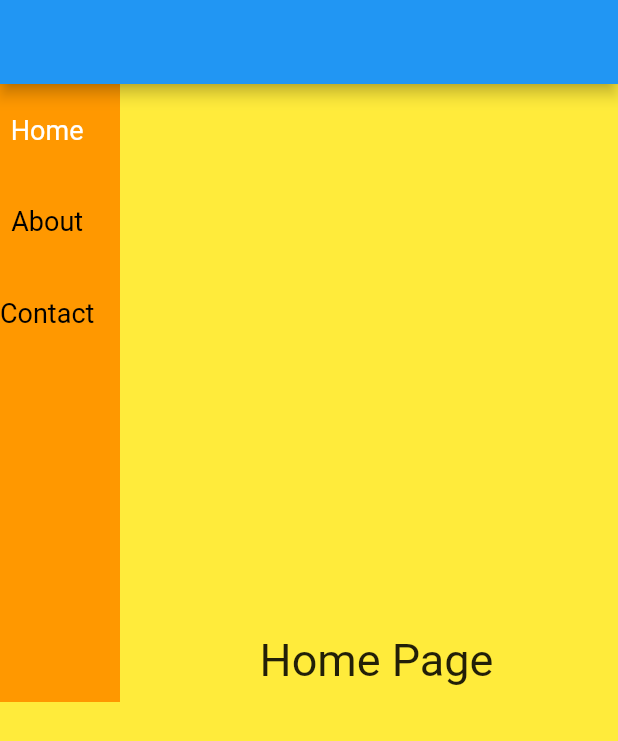
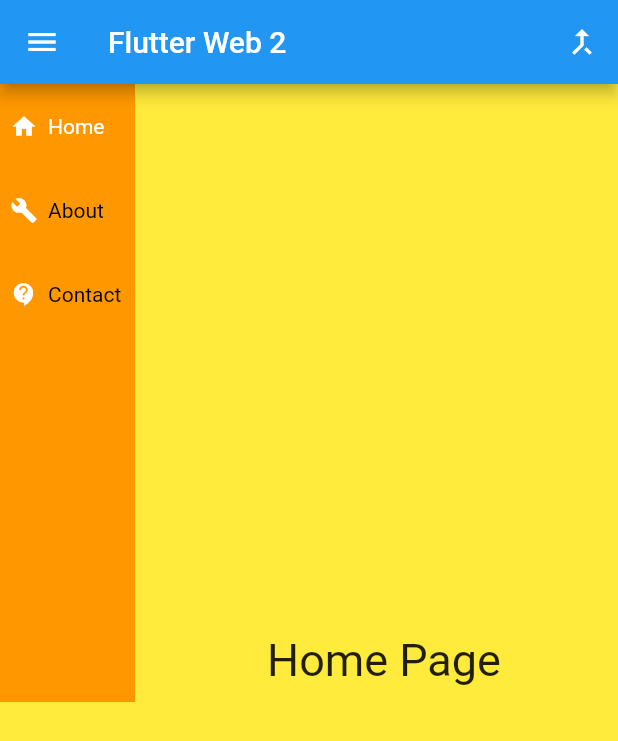
Before and after one commit to flutterweb2/webpwa, a Flutter app: the screen it shows after launch, on a phone screen of 412 x 824 dp. Shown: the top 741 px of the screen. Run offline on Flutter 3.47's test engine with Material 2 defaults, Android fonts, the phone set to English and light mode, and no system bars; missing offline and left inert: flutter_bootstrap, universal_html.

```diff
--- a/lib/widgets/interactive_nav_item.dart
+++ b/lib/widgets/interactive_nav_item.dart
@@ -44,6 +44,17 @@ class InteractiveTextState extends State<InteractiveText> {
 
   @override
   Widget build(BuildContext context) {
+     Size size = MediaQuery.of(context).size;
+    double width = size.width > size.height ? size.height : size.width;
+
+    if (width > 600) {
+      return estiloFuente();
+    } else {
+     return estiloFuentePhone();
+    }
+  }
+
+  MouseRegion estiloFuente() {
     return MouseRegion(
     onHover: (_) => _hovered(true),
     onExit: (_) => _hovered(false),
@@ -58,6 +69,22 @@ class InteractiveTextState extends State<InteractiveText> {
   );
   }
 
+   MouseRegion estiloFuentePhone() {
+    return MouseRegion(
+    onHover: (_) => _hovered(true),
+    onExit: (_) => _hovered(false),
+    child: Text(widget.text,
+        style: _hovering
+            ? kPageTitleStyle.copyWith(
+                color: Colors.indigo, fontSize: 14, decoration: TextDecoration.underline)
+            : (widget.selected)
+                ? kPageTitleStyle.copyWith(color: Colors.white, fontSize: 14)
+                : kPageTitleStyle.copyWith(
+                color: Colors.black, fontSize: 14)),
+  );
+  }
+
+
   _hovered(bool hovered) {
     setState(() {
       _hovering = hovered;
--- a/lib/widgets/navigation_bar.dart
+++ b/lib/widgets/navigation_bar.dart
@@ -36,24 +36,48 @@ class _NavigationBarState extends State<NavigationBar> {
         mainAxisAlignment: MainAxisAlignment.start,
         mainAxisSize: MainAxisSize.max,
         children: [
+          Row(
+            children: [
+              SizedBox(width: 7,),
+              Icon(Icons.home, size: 19, color: Colors.black,),
+              SizedBox(width: 7,),
               NavigationItem(
                 selected: index == 0,
                 title: 'Home',
                 routeName: routeHome,
                 onHighlight: onHighlight,
               ),
+            ],
+          ),
+          Divider(),
+          Row(
+            children: [
+              SizedBox(width: 7,),
+              Icon(Icons.build, size: 19, color: Colors.black,),
+              SizedBox(width: 7,),
               NavigationItem(
                 selected: index == 1,
                 title: 'About',
                 routeName: routeAbout,
                 onHighlight: onHighlight,
               ),
+            ],
+          ),
+           Divider(),
+          Row(
+            children: [
+              SizedBox(width: 7,),
+              Icon(Icons.contact_support, size: 19, color: Colors.black,),
+              SizedBox(width: 7,),
               NavigationItem(
                 selected: index == 2,
                 title: 'Contact',
                 routeName: routeContacts,
                 onHighlight: onHighlight,
               ),
+            ],
+          ),
+           Divider(),
           // IconButton(icon: Icon(Icons.menu), onPressed: () => {
           //   barraMenu(),
           // }),
@@ -70,30 +94,51 @@ class _NavigationBarState extends State<NavigationBar> {
       alignment: Alignment.centerLeft,
       // width: MediaQuery.of(context).size.width,
       // height: 50,
-      width: 80,
+      width: 90,
       height: MediaQuery.of(context).size.height * 0.5,
       color: Colors.orange,
       child: Column(
         mainAxisAlignment: MainAxisAlignment.start,
         mainAxisSize: MainAxisSize.max,
         children: [
+          Row(
+            children: [
+              SizedBox(width: 7,),
+              Icon(Icons.home, size: 18, color: Colors.white,),
+              SizedBox(width: 7,),
               NavigationItem(
                 selected: index == 0,
                 title: 'Home',
                 routeName: routeHome,
                 onHighlight: onHighlight,
               ),
+            ],
+          ),
+          Row(
+            children: [
+              SizedBox(width: 7,),
+              Icon(Icons.build, size: 18, color: Colors.white,),
+              SizedBox(width: 7,),
               NavigationItem(
                 selected: index == 1,
                 title: 'About',
                 routeName: routeAbout,
                 onHighlight: onHighlight,
               ),
+            ],
+          ),
+          Row(
+            children: [
+              SizedBox(width: 7,),
+              Icon(Icons.contact_support, size: 18, color: Colors.white,),
+              SizedBox(width: 7,),
               NavigationItem(
                 selected: index == 2,
                 title: 'Contact',
                 routeName: routeContacts,
                 onHighlight: onHighlight,
+              ),
+            ],
           ),
           // IconButton(icon: Icon(Icons.menu), onPressed: () => {
           //   barraMenu(),
--- a/lib/widgets/navigation_item.dart
+++ b/lib/widgets/navigation_item.dart
@@ -1,7 +1,6 @@
 import 'package:flutter/material.dart';
 import 'package:walk/routes/routes.dart';
 import 'package:walk/widgets/interactive_nav_item.dart';
-
 
 class NavigationItem extends StatelessWidget {
   final String title;
@@ -9,14 +8,12 @@ class NavigationItem extends StatelessWidget {
   final bool selected;
   final Function onHighlight;
 
-  const NavigationItem({
-    @required this.title,
-    @required this.routeName,
-    @required this.selected,
-    @required this.onHighlight,
-  });
+  const NavigationItem(
+      {@required this.title,
+      @required this.routeName,
+      @required this.selected,
+      @required this.onHighlight});
 
-  @override
   Widget build(BuildContext context) {
     Size size = MediaQuery.of(context).size;
     double width = size.width > size.height ? size.height : size.width;
@@ -61,6 +58,4 @@ class NavigationItem extends StatelessWidget {
       ),
     );
   }
-
-
 }
```
Also changed, not shown: lib/app_view.dart (+109 -90 lines). Lines whose indentation alone changed are shown as unchanged.
